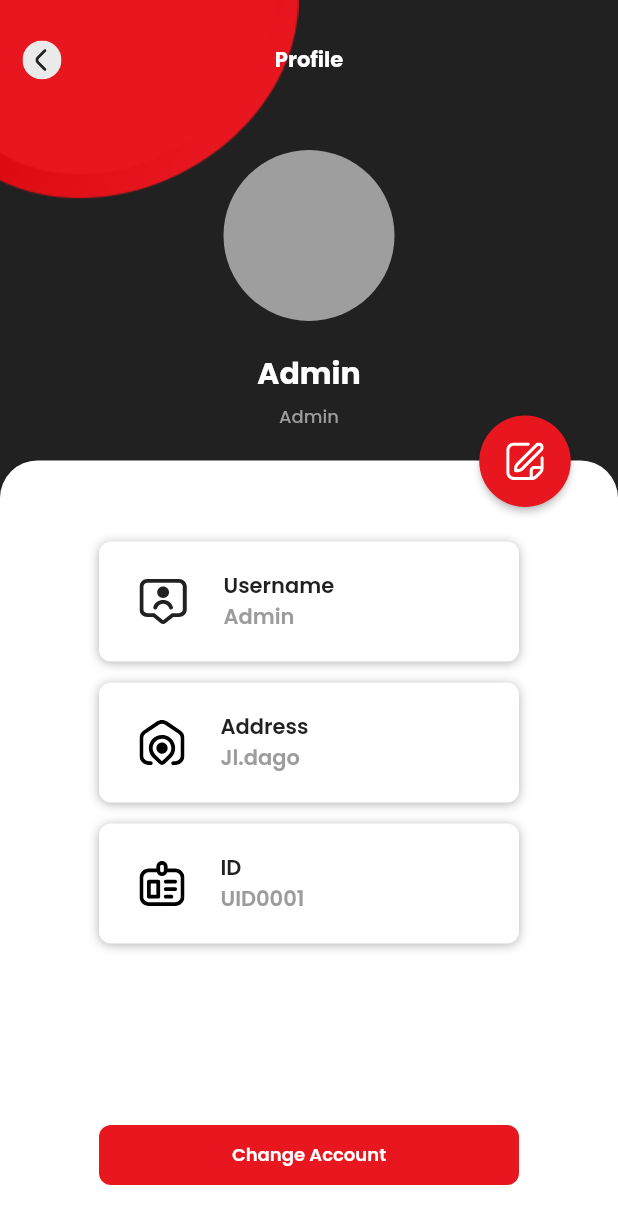
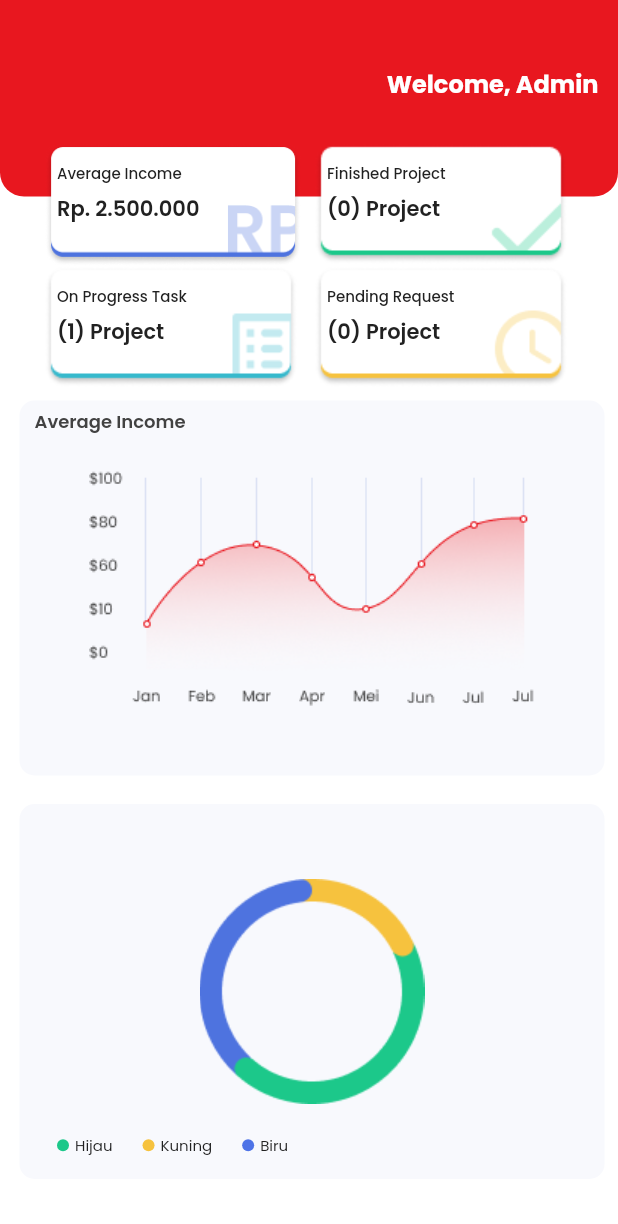
Before and after one commit to magang-wit-id/project101, a Flutter app: the screen it shows after launch, on a phone screen of 412 x 824 dp. Shown: the top 1224 px of the screen. Run offline on Flutter 3.47's test engine with Material 2 defaults, Android fonts, the phone set to English and light mode, and no system bars; our stand-ins replace flutter_svg, google_fonts.

Commit message:
implement dashboard

```diff
--- a/wit101/lib/main.dart
+++ b/wit101/lib/main.dart
@@ -1,5 +1,6 @@
 import 'package:flutter/material.dart';
 import 'package:flutter/services.dart';
+import 'package:wit101/view/screens/dashboard.dart';
 import 'package:wit101/view/screens/profile_screen.dart';
 
 void main() {
@@ -21,7 +22,7 @@ class MyApp extends StatelessWidget {
         scaffoldBackgroundColor: Colors.white,
       ),
       title: 'SIMARS',
-      home: const ProfileScreen(),
+      home: const Dashboard(),
     );
   }
 }
--- /dev/null
+++ b/wit101/lib/view/screens/dashboard.dart
@@ -0,0 +1,303 @@
+import 'package:flutter/material.dart';
+import 'package:wit101/utility/poppins_text.dart';
+import 'package:wit101/utility/warna.dart';
+
+class Dashboard extends StatelessWidget {
+  const Dashboard({Key? key}) : super(key: key);
+
+  @override
+  Widget build(BuildContext context) {
+    return Scaffold(
+      body: SingleChildScrollView(
+        child: Stack(
+          clipBehavior: Clip.none,
+          children: [
+            banner(context),
+            Positioned(
+              top: 96,
+              left: 30,
+              child: cardDashboard(),
+            ),
+            Positioned(
+              top: 267,
+              left: 13,
+              child: income(),
+            ),
+            Positioned(
+              top: 536,
+              left: 13,
+              child: revenue(),
+            ),
+          ],
+        ),
+      ),
+    );
+  }
+
+  Widget banner(BuildContext context) {
+    return Container(
+      width: MediaQuery.of(context).size.width,
+      height: 131,
+      decoration: BoxDecoration(
+        color: MyColors.red(),
+        borderRadius: const BorderRadius.only(
+          bottomLeft: Radius.circular(16),
+          bottomRight: Radius.circular(16),
+        ),
+      ),
+      child: Stack(
+        children: [
+          Positioned(
+            right: 13,
+            top: 44,
+            child: PoppinsText.custom(
+                text: 'Welcome, Admin',
+                fontSize: 16,
+                warna: Colors.white,
+                fontWeight: FontWeight.w700),
+          ),
+        ],
+      ),
+    );
+  }
+
+  Widget cardDashboard() {
+    return Column(
+      children: [
+        Row(
+          children: [
+            SizedBox(
+              width: 180,
+              height: 82,
+              child: Stack(
+                children: [
+                  Image.asset('assets/png/income.png'),
+                  Positioned(
+                    top: 12,
+                    left: 8,
+                    child: PoppinsText.custom(
+                        text: 'Average Income',
+                        fontSize: 10,
+                        warna: const Color.fromRGBO(33, 33, 33, 1),
+                        fontWeight: FontWeight.w500),
+                  ),
+                  Positioned(
+                    top: 33,
+                    left: 8,
+                    child: PoppinsText.custom(
+                        text: 'Rp. 2.500.000',
+                        fontSize: 14,
+                        warna: const Color.fromRGBO(33, 33, 33, 1),
+                        fontWeight: FontWeight.w600),
+                  ),
+                ],
+              ),
+            ),
+            SizedBox(
+              width: 170,
+              height: 82,
+              child: Stack(
+                children: [
+                  Image.asset('assets/png/finish.png'),
+                  Positioned(
+                    top: 12,
+                    left: 8,
+                    child: PoppinsText.custom(
+                        text: 'Finished Project',
+                        fontSize: 10,
+                        warna: const Color.fromRGBO(33, 33, 33, 1),
+                        fontWeight: FontWeight.w500),
+                  ),
+                  Positioned(
+                    top: 33,
+                    left: 8,
+                    child: PoppinsText.custom(
+                        text: '(0) Project',
+                        fontSize: 14,
+                        warna: const Color.fromRGBO(33, 33, 33, 1),
+                        fontWeight: FontWeight.w600),
+                  ),
+                ],
+              ),
+            ),
+          ],
+        ),
+        Row(
+          children: [
+            SizedBox(
+              width: 180,
+              height: 82,
+              child: Stack(
+                children: [
+                  Image.asset('assets/png/onprogress.png'),
+                  Positioned(
+                    top: 12,
+                    left: 8,
+                    child: PoppinsText.custom(
+                        text: 'On Progress Task',
+                        fontSize: 10,
+                        warna: const Color.fromRGBO(33, 33, 33, 1),
+                        fontWeight: FontWeight.w500),
+                  ),
+                  Positioned(
+                    top: 33,
+                    left: 8,
+                    child: PoppinsText.custom(
+                        text: '(1) Project',
+                        fontSize: 14,
+                        warna: const Color.fromRGBO(33, 33, 33, 1),
+                        fontWeight: FontWeight.w600),
+                  ),
+                ],
+              ),
+            ),
+            SizedBox(
+              width: 170,
+              height: 82,
+              child: Stack(
+                children: [
+                  Image.asset('assets/png/pending.png'),
+                  Positioned(
+                    top: 12,
+                    left: 8,
+                    child: PoppinsText.custom(
+                        text: 'Pending Request',
+                        fontSize: 10,
+                        warna: const Color.fromRGBO(33, 33, 33, 1),
+                        fontWeight: FontWeight.w500),
+                  ),
+                  Positioned(
+                    top: 33,
+                    left: 8,
+                    child: PoppinsText.custom(
+                        text: '(0) Project',
+                        fontSize: 14,
+                        warna: const Color.fromRGBO(33, 33, 33, 1),
+                        fontWeight: FontWeight.w600),
+                  ),
+                ],
+              ),
+            ),
+          ],
+        ),
+      ],
+    );
+  }
+
+  Widget income() {
+    return Container(
+      width: 390,
+      height: 250,
+      decoration: BoxDecoration(
+        color: const Color.fromRGBO(248, 249, 253, 1),
+        borderRadius: BorderRadius.circular(10),
+      ),
+      child: Stack(
+        children: [
+          Positioned(
+            top: 5,
+            left: 10,
+            child: PoppinsText.custom(
+              text: 'Average Income',
+              fontSize: 12,
+              warna: const Color.fromRGBO(66, 66, 66, 1),
+              fontWeight: FontWeight.w600,
+            ),
+          ),
+          Center(
+            child: SizedBox(
+              width: 350,
+              height: 250,
+              child: Image.asset('assets/png/grafik.png'),
+            ),
+          ),
+        ],
+      ),
+    );
+  }
+
+  Widget revenue() {
+    return Container(
+      width: 390,
+      height: 250,
+      decoration: BoxDecoration(
+        color: const Color.fromRGBO(248, 249, 253, 1),
+        borderRadius: BorderRadius.circular(10),
+      ),
+      child: Stack(
+        children: [
+          Container(
+            margin: const EdgeInsets.only(top: 516, left: 25),
+            child: PoppinsText.custom(
+                text: 'Revenue Sources',
+                fontSize: 12,
+                warna: const Color.fromRGBO(66, 66, 66, 1),
+                fontWeight: FontWeight.w600),
+          ),
+          Center(
+            child: SizedBox(
+              width: 180,
+              height: 180,
+              child: Image.asset('assets/png/sources.png'),
+            ),
+          ),
+          Row(
+            children: [
+              Container(
+                width: 8,
+                height: 8,
+                decoration: const BoxDecoration(
+                  color: Color.fromRGBO(28, 200, 138, 1),
+                  shape: BoxShape.circle,
+                ),
+                margin: const EdgeInsets.only(top: 220, left: 25),
+              ),
+              Container(
+                child: PoppinsText.custom(
+                    text: 'Hijau',
+                    fontSize: 10,
+                    warna: const Color.fromRGBO(33, 33, 33, 1),
+                    fontWeight: FontWeight.w400),
+                margin: const EdgeInsets.only(top: 220, left: 4),
+              ),
+              Container(
+                width: 8,
+                height: 8,
+                decoration: const BoxDecoration(
+                  color: Color.fromRGBO(246, 194, 62, 1),
+                  shape: BoxShape.circle,
+                ),
+                margin: const EdgeInsets.only(top: 220, left: 20),
+              ),
+              Container(
+                child: PoppinsText.custom(
+                    text: 'Kuning',
+                    fontSize: 10,
+                    warna: const Color.fromRGBO(33, 33, 33, 1),
+                    fontWeight: FontWeight.w400),
+                margin: const EdgeInsets.only(top: 220, left: 4),
+              ),
+              Container(
+                width: 8,
+                height: 8,
+                decoration: const BoxDecoration(
+                  color: Color.fromRGBO(78, 115, 231, 1),
+                  shape: BoxShape.circle,
+                ),
+                margin: const EdgeInsets.only(top: 220, left: 20),
+              ),
+              Container(
+                child: PoppinsText.custom(
+                    text: 'Biru',
+                    fontSize: 10,
+                    warna: const Color.fromRGBO(33, 33, 33, 1),
+                    fontWeight: FontWeight.w400),
+                margin: const EdgeInsets.only(top: 220, left: 4),
+              ),
+            ],
+          )
+        ],
+      ),
+    );
+  }
+}
```
Also changed, not shown: wit101/assets/png/finish.png (added), wit101/assets/png/grafik.png (added), wit101/assets/png/income.png (added), wit101/assets/png/onprogress.png (added), wit101/assets/png/pending.png (added), wit101/assets/png/sources.png (added).
